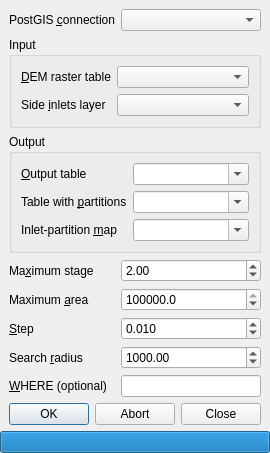
This is ui_hypsometry.ui in mlt/siam as Qt 5 draws it before an edit. The edited form follows.
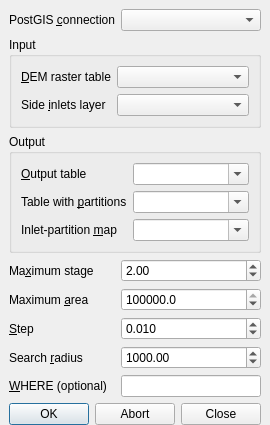
This is the edited form. Icons and pictures are not drawn.

Commit message:
Remove progress bar
We don't know ETA and unknown status eats up resources.
Show seconds elapsed instead.

What changed in the file:
```diff
--- a/ui_hypsometry.ui
+++ b/ui_hypsometry.ui
@@ -339,28 +339,6 @@
      </item>
     </layout>
    </item>
-   <item>
-    <widget class="QProgressBar" name="progressBar">
-     <property name="enabled">
-      <bool>true</bool>
-     </property>
-     <property name="maximum">
-      <number>1</number>
-     </property>
-     <property name="value">
-      <number>1</number>
-     </property>
-     <property name="textVisible">
-      <bool>false</bool>
-     </property>
-     <property name="invertedAppearance">
-      <bool>false</bool>
-     </property>
-     <property name="format">
-      <string>%p</string>
-     </property>
-    </widget>
-   </item>
   </layout>
  </widget>
  <resources>
```
The commit also changes 1 other file.
